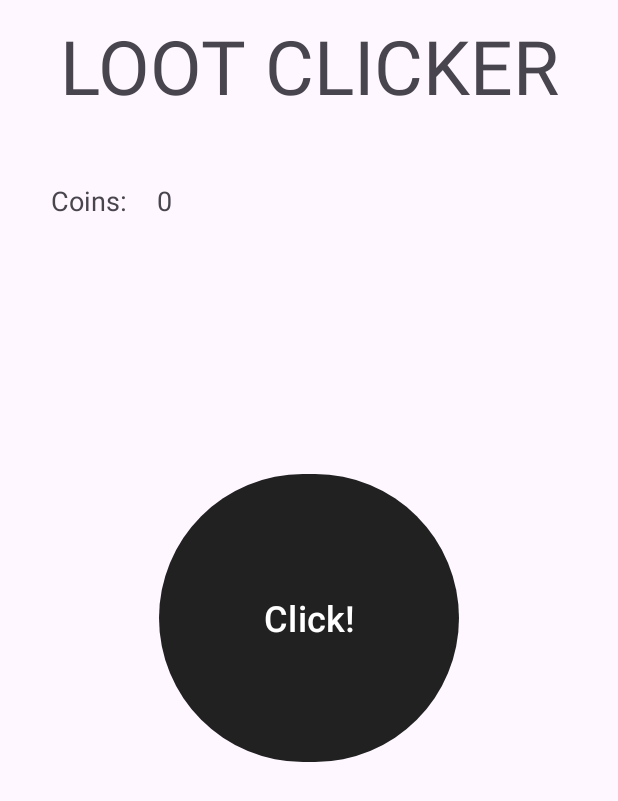
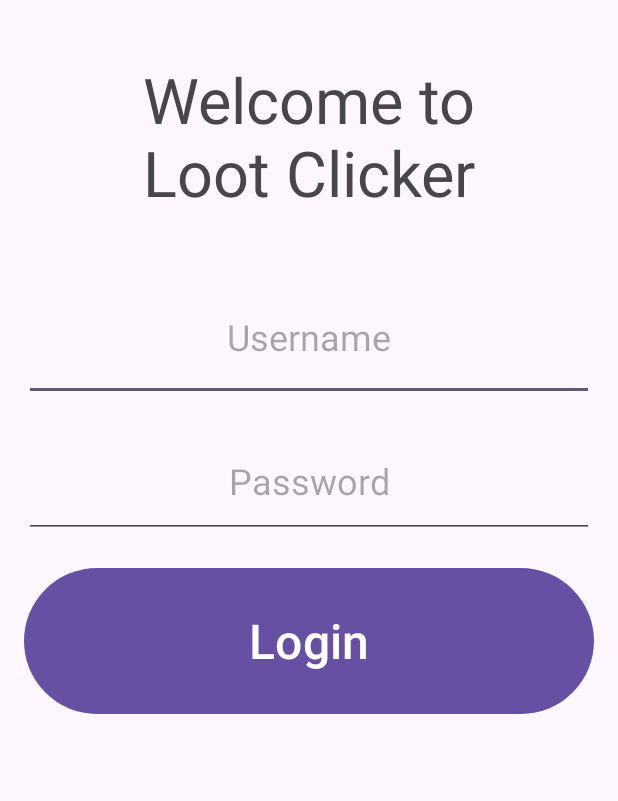
Before and after one commit to ey-ris/LootClicker, an Android app: the screen it shows after launch (MainActivity before the commit, LoginActivity after it), on a phone screen of 412 x 824 dp. Shown: the top 801 px of the screen. Run offline under Robolectric (Android 15) with nearby library versions, the phone set to English and light mode, and no system bars; our stand-ins replace Room's generated code.

Commit message:
Created login screen and functionality, connected to user's database. Added user verification with username and password match % mismatch. Created MAIN_ACTIVITY_USER_ID and mainActivityIntentFactory in MainActivity.java Fixed currency count display error.

```diff
--- a/app/src/main/java/com/example/lootclicker/LoginActivity.java
+++ b/app/src/main/java/com/example/lootclicker/LoginActivity.java
@@ -1,14 +1,70 @@
 package com.example.lootclicker;
 
+import android.content.Context;
+import android.content.Intent;
 import android.os.Bundle;
+import android.view.View;
+import android.widget.Toast;
 
 import androidx.appcompat.app.AppCompatActivity;
+import androidx.lifecycle.LiveData;
+
+import com.example.lootclicker.database.AppRepository;
+import com.example.lootclicker.database.entities.User;
+import com.example.lootclicker.databinding.ActivityLoginBinding;
 
 public class LoginActivity extends AppCompatActivity {
+
+    private ActivityLoginBinding binding;
+    private AppRepository repository;
 
     @Override
     protected void onCreate(Bundle savedInstanceState) {
         super.onCreate(savedInstanceState);
-        setContentView(R.layout.activity_login);
+        binding = ActivityLoginBinding.inflate(getLayoutInflater());
+        setContentView(binding.getRoot());
+
+        repository = AppRepository.getRepository(getApplication());
+
+        binding.loginButton.setOnClickListener(new View.OnClickListener() {
+            @Override
+            public void onClick(View v) {
+                //startActivity(MainActivity.mainActivityIntentFactory(getApplicationContext(), 0));
+
+                verifyUser();
+            }
+        });
+    }
+
+    private void verifyUser() {
+        String username = binding.userNameLoginEditText.getText().toString();
+
+        if (username.isEmpty()) {
+            Toast.makeText(this,"Username may not be blank.", Toast.LENGTH_SHORT).show();
+
+            return;
+        }
+
+        LiveData<User> userObserver = repository.getUserByUserName(username);
+        userObserver.observe(this, user -> {
+            if (user != null) {
+                String password = binding.passwordLoginEditText.getText().toString();
+                if (password.equals(user.getPassword())) {
+                    startActivity(MainActivity.mainActivityIntentFactory(getApplicationContext(), user.getUserId()));
+                } else {
+                    Toast.makeText(this, "Invalid password", Toast.LENGTH_SHORT).show();
+
+                    binding.passwordLoginEditText.setSelection(0);
+                }
+            } else {
+                Toast.makeText(this, String.format("%s is not a valid username.", username), Toast.LENGTH_SHORT).show();
+
+                binding.userNameLoginEditText.setSelection(0);
+            }
+        });
+    }
+
+    static Intent loginIntentFactory(Context context) {
+        return new Intent(context, LoginActivity.class);
     }
 }
--- a/app/src/main/java/com/example/lootclicker/MainActivity.java
+++ b/app/src/main/java/com/example/lootclicker/MainActivity.java
@@ -1,41 +1,71 @@
 package com.example.lootclicker;
 
+import android.annotation.SuppressLint;
+import android.content.Context;
+import android.content.Intent;
+import android.content.SharedPreferences;
 import android.os.Bundle;
+import android.util.Log;
 import android.view.View;
 import android.widget.Toast;
 
 import androidx.appcompat.app.AppCompatActivity;
+import androidx.lifecycle.LiveData;
 
+import com.example.lootclicker.database.AppRepository;
+import com.example.lootclicker.database.entities.User;
 import com.example.lootclicker.databinding.ActivityMainBinding;
 
 
 public class MainActivity extends AppCompatActivity {
-
+    private static final String MAIN_ACTIVITY_USER_ID = "com.example.lootclicker.MAIN_ACTIVITY_USER_ID";
     private ActivityMainBinding binding;
-
-    private int userCurrency = 0;
+    private AppRepository repository;
+    private User user;
+    private static final int LOGGED_OUT = -1;
+    private int loggedInUserId = -1;
+    public int userCurrency = 0;
     public static final String TAG = "SEAQUENCE_GYMLOG";
-
 
     @Override
     protected void onCreate(Bundle savedInstanceState) {
         super.onCreate(savedInstanceState);
         binding = ActivityMainBinding.inflate(getLayoutInflater());
-        setContentView(R.layout.activity_main);
+        setContentView(binding.getRoot());
+
+        repository = AppRepository.getRepository(getApplication());
+        loginUser(savedInstanceState);
+
+        //No user, go to login
+        if (loggedInUserId == -1){
+            Intent intent = LoginActivity.loginIntentFactory(getApplicationContext());
+            startActivity(intent);
+        }
 
         //Main clicking structure of the game
         binding.mainClickerButton.setOnClickListener(new View.OnClickListener() {
             @Override
             public void onClick(View v) {
-                userCurrency++;
-                updateUserCurrencyCount(userCurrency);
+                updateUserCurrencyCount();
             }
         });
     }
 
-    void updateUserCurrencyCount(int userCurrency){
-        binding.currencyCountTextView.setText(userCurrency);
-        Toast.makeText(this,userCurrency, Toast.LENGTH_SHORT).show();
+    void updateUserCurrencyCount(){
+        userCurrency++;
+        binding.currencyCountTextView.setText(String.format("%s",userCurrency));
+    }
 
+    static Intent mainActivityIntentFactory(Context context, int userId){
+        Intent intent = new Intent(context, MainActivity.class);
+        intent.putExtra(MAIN_ACTIVITY_USER_ID, userId);
+        return intent;
+    }
+
+    private void loginUser(Bundle savedInstanceState) {
+
+        loggedInUserId = getIntent().getIntExtra(MAIN_ACTIVITY_USER_ID, -1);
+
+        //TODO add sharedpreferences to save login
     }
 }
--- a/app/src/main/res/layout/activity_login.xml
+++ b/app/src/main/res/layout/activity_login.xml
@@ -7,4 +7,56 @@
     android:layout_height="match_parent"
     tools:context=".LoginActivity">
 
+    <TextView
+        android:id="@+id/titleLoginTextView"
+        android:layout_width="match_parent"
+        android:layout_height="150dip"
+        android:layout_margin="16dip"
+        android:layout_marginBottom="24dip"
+        android:gravity="center"
+        android:text="@string/welcomeText"
+        android:textSize="42sp"
+        app:layout_constraintEnd_toEndOf="parent"
+        app:layout_constraintStart_toStartOf="parent"
+        app:layout_constraintTop_toTopOf="parent" />
+
+    <EditText
+        android:id="@+id/userNameLoginEditText"
+        android:layout_width="match_parent"
+        android:layout_height="85dp"
+        android:layout_margin="16dp"
+        android:autofillHints="Please enter Username"
+        android:gravity="center"
+        android:hint="@string/username"
+        android:inputType="text"
+        android:textSize="24sp"
+        app:layout_constraintEnd_toEndOf="parent"
+        app:layout_constraintStart_toStartOf="parent"
+        app:layout_constraintTop_toBottomOf="@id/titleLoginTextView" />
+
+    <EditText
+        android:id="@+id/passwordLoginEditText"
+        android:layout_width="match_parent"
+        android:layout_height="75dp"
+        android:layout_margin="16dp"
+        android:autofillHints="Please enter Password"
+        android:gravity="center"
+        android:hint="@string/password"
+        android:inputType="textPassword"
+        android:textSize="24sp"
+        app:layout_constraintEnd_toEndOf="parent"
+        app:layout_constraintStart_toStartOf="parent"
+        app:layout_constraintTop_toBottomOf="@id/userNameLoginEditText" />
+
+    <Button
+        android:id="@+id/loginButton"
+        android:layout_width="match_parent"
+        android:layout_height="105dp"
+        android:layout_margin="16dp"
+        android:text="@string/login"
+        android:textSize="32sp"
+        app:layout_constraintEnd_toEndOf="parent"
+        app:layout_constraintStart_toStartOf="parent"
+        app:layout_constraintTop_toBottomOf="@id/passwordLoginEditText"/>
+
 </androidx.constraintlayout.widget.ConstraintLayout>
--- a/app/src/main/res/values/strings.xml
+++ b/app/src/main/res/values/strings.xml
@@ -4,4 +4,8 @@
     <string name="loot_clicker">LOOT CLICKER</string>
     <string name="coins">Coins:</string>
     <string name="_0">0</string>
+    <string name="username">Username</string>
+    <string name="password">Password</string>
+    <string name="login">Login</string>
+    <string name="welcomeText">Welcome to\nLoot Clicker</string>
 </resources>
```
